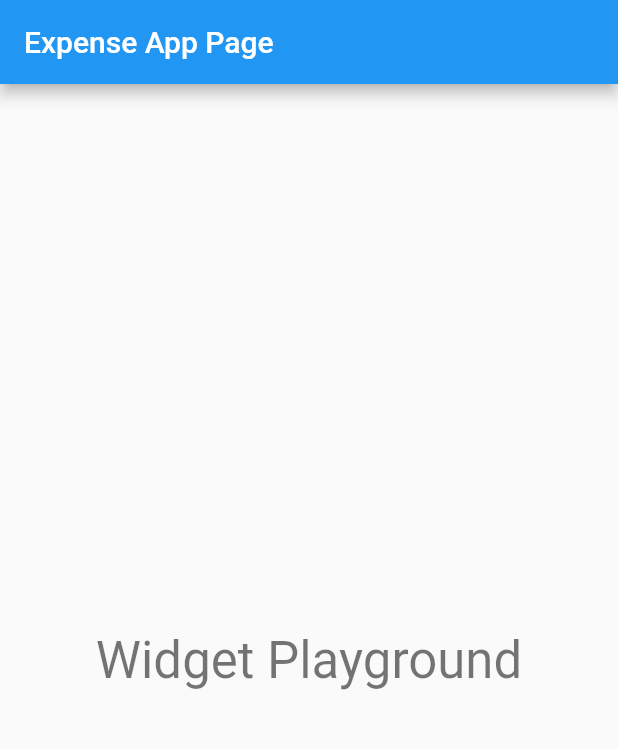
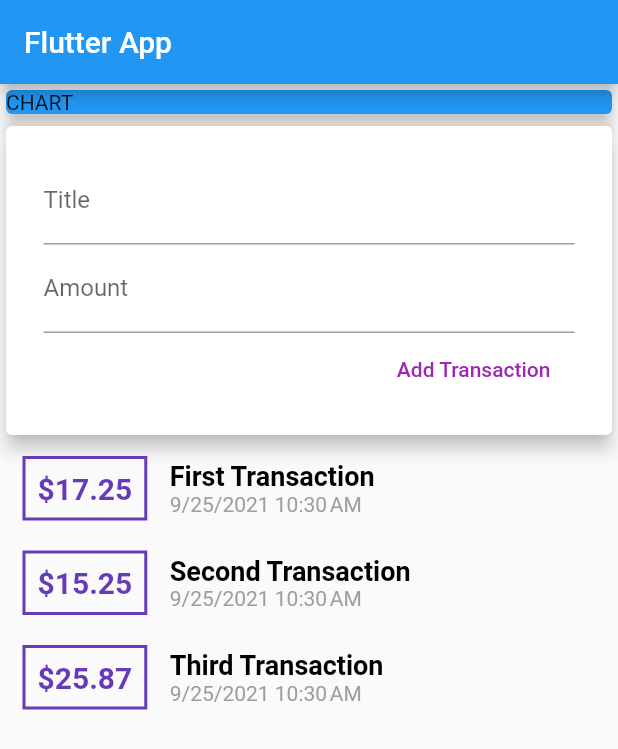
Before and after one commit to bhickey777/expense_app, a Flutter app: the screen it shows after launch, on a phone screen of 412 x 824 dp. Shown: the top 749 px of the screen. Run offline on Flutter 3.47's test engine with Material 2 defaults, Android fonts, the phone set to English and light mode, and no system bars.

Commit message:
v2 - transaction support

```diff
--- a/lib/main.dart
+++ b/lib/main.dart
@@ -1,4 +1,5 @@
 import 'package:flutter/material.dart';
+import './transaction.dart';
 
 void main() {
   runApp(const MyExpenseApp());
@@ -15,33 +16,81 @@ class MyExpenseApp extends StatelessWidget {
       theme: ThemeData(
         primarySwatch: Colors.blue,
       ),
-      home: const MyExpensePage(title: 'Expense App Page'),
+      home: MyExpensePage(),
     );
   }
 }
 
-class MyExpensePage extends StatefulWidget {
-  const MyExpensePage({Key? key, required this.title}) : super(key: key);
+class MyExpensePage extends StatelessWidget {
+  MyExpensePage({Key? key}) : super(key: key);
 
-  final String title;
+  List<Transaction> transactions = [
+    Transaction(
+      id: 'T1',
+      title: 'First Transaction',
+      amount: 17.25,
+      date: DateTime.now(),
+    ),
+    Transaction(
+      id: 'T2',
+      title: 'Second Transaction',
+      amount: 15.25,
+      date: DateTime.now(),
+    ),
+    Transaction(
+      id: 'T3',
+      title: 'Third Transaction',
+      amount: 25.87,
+      date: DateTime.now(),
+    ),
+  ];
 
-  @override
-  State<MyExpensePage> createState() => _MyExpensePageState();
-}
-
-class _MyExpensePageState extends State<MyExpensePage> {
   @override
   Widget build(BuildContext context) {
     return Scaffold(
       appBar: AppBar(
-        title: Text(widget.title),
+        title: const Text('Flutter App'),
       ),
-      body: Center(
-        child: Text(
-          'Widget Playground',
-          style: Theme.of(context).textTheme.headline4,
-        ),
-      ),
+      body: Column(
+          crossAxisAlignment: CrossAxisAlignment.stretch,
+          mainAxisAlignment: MainAxisAlignment.start,
+          children: <Widget>[
+            Container(
+              width: double.infinity,
+              child: Card(
+                child: Text('CHART'),
+                elevation: 5,
+                color: Colors.blue,
+              ),
+            ),
+            Card(
+              elevation: 5,
+              child: Container(
+                margin: EdgeInsets.symmetric(vertical: 10, horizontal: 15),
+                padding: EdgeInsets.all(10),
+                child: Column(
+                    crossAxisAlignment: CrossAxisAlignment.end,
+                    children: <Widget>[
+                      TextField(
+                        decoration: InputDecoration(labelText: 'Title'),
+                      ),
+                      TextField(
+                        decoration: InputDecoration(labelText: 'Amount'),
+                      ),
+                      FlatButton(
+                          child: Text('Add Transaction'),
+                          textColor: Colors.purple,
+                          onPressed: () =>
+                              {print("I have tried to add a transaction")}),
+                    ]),
+              ),
+            ),
+            Column(
+              children: transactions.map((tx) {
+                return tx.asWidget();
+              }).toList(),
+            ),
+          ]),
     );
   }
 }
--- /dev/null
+++ b/lib/transaction.dart
@@ -0,0 +1,62 @@
+import 'package:flutter/material.dart';
+import 'package:intl/intl.dart';
+
+class Transaction {
+  final String id;
+  final String title;
+  final double amount;
+  final DateTime date;
+
+  Transaction({
+    required this.id,
+    required this.title,
+    required this.amount,
+    required this.date,
+  });
+
+  String dateAsString() {
+    return DateFormat.yMd().add_jm().format(date);
+  }
+
+  Widget asWidget() {
+    return Row(children: [
+      Container(
+        margin: EdgeInsets.symmetric(vertical: 10, horizontal: 15),
+        decoration: BoxDecoration(
+          border: Border.all(
+              color: Colors.deepPurple, width: 2, style: BorderStyle.solid),
+        ),
+        padding: EdgeInsets.all(8),
+        child: Text(
+          '\$${amount}',
+          style: TextStyle(
+              fontWeight: FontWeight.bold,
+              fontSize: 20,
+              color: Colors.deepPurple),
+        ),
+      ),
+      Column(
+        children: [
+          Text(
+            title,
+            textAlign: TextAlign.left,
+            style: TextStyle(
+              fontWeight: FontWeight.bold,
+              fontSize: 18,
+              color: Colors.black,
+            ),
+          ),
+          Text(
+            dateAsString(),
+            textAlign: TextAlign.left,
+            style: TextStyle(
+                fontWeight: FontWeight.normal,
+                fontSize: 14,
+                color: Colors.grey),
+          ),
+        ],
+        crossAxisAlignment: CrossAxisAlignment.start,
+      )
+    ]);
+  }
+}
--- a/pubspec.yaml
+++ b/pubspec.yaml
@@ -34,6 +34,7 @@ dependencies:
   # The following adds the Cupertino Icons font to your application.
   # Use with the CupertinoIcons class for iOS style icons.
   cupertino_icons: ^1.0.2
+  intl: ^0.17.0
 
 dev_dependencies:
   flutter_test:
```
Also changed, not shown: pubspec.lock.
